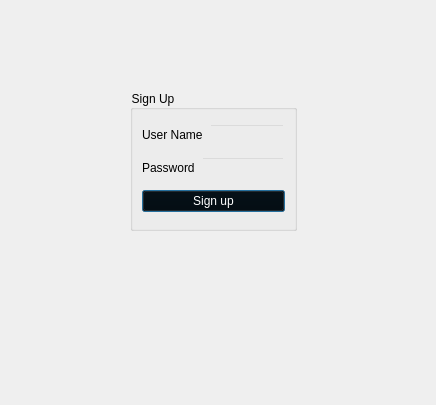
Before: the Qt Designer form tictactoev/signup.ui in Jolinejo/Advanced-Tic-Tac-Toe, drawn with Qt 5.
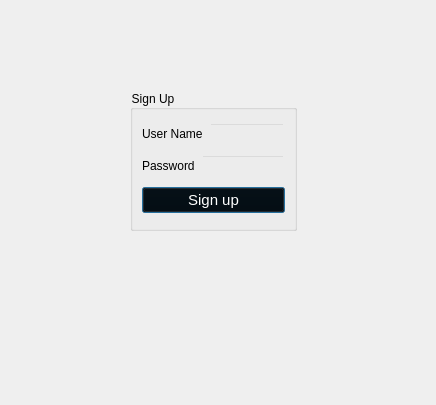
After: the same form once the commit is applied. Icons and pictures are not drawn.

What changed in the file:
```diff
--- a/tictactoev/signup.ui
+++ b/tictactoev/signup.ui
@@ -63,7 +63,8 @@
     <item>
      <widget class="QPushButton" name="pushButton_sign">
       <property name="styleSheet">
-       <string notr="true">color:#ffffff</string>
+       <string notr="true">color:#ffffff;
+font-size: 15px;</string>
       </property>
       <property name="text">
        <string>Sign up</string>
```
